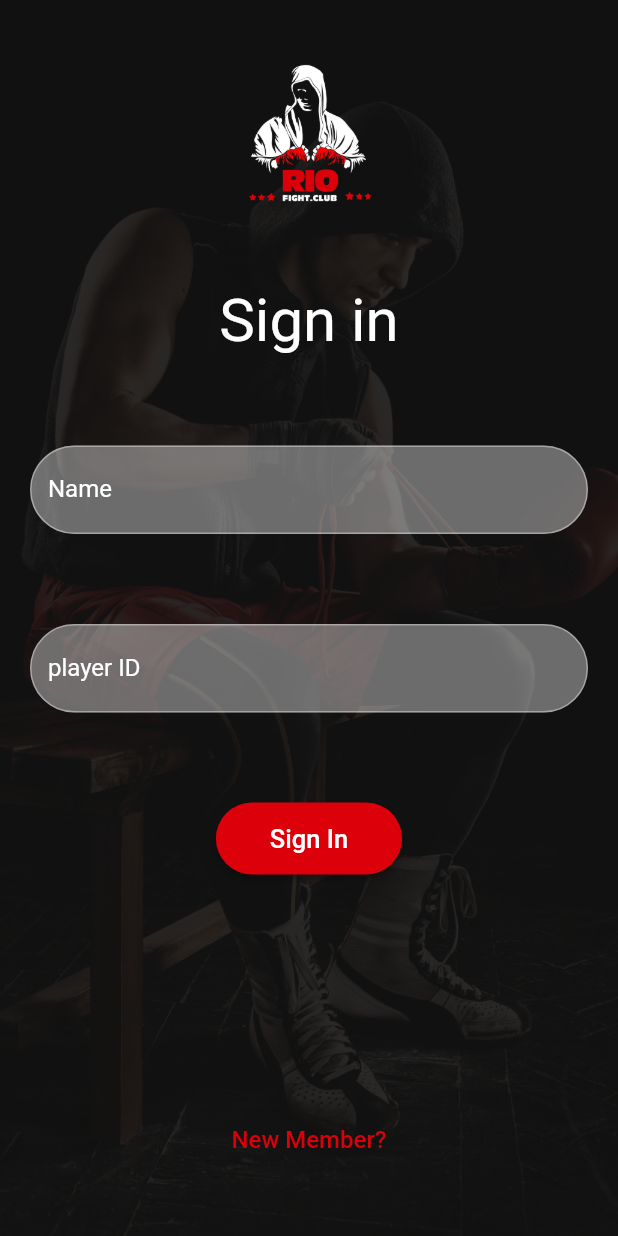
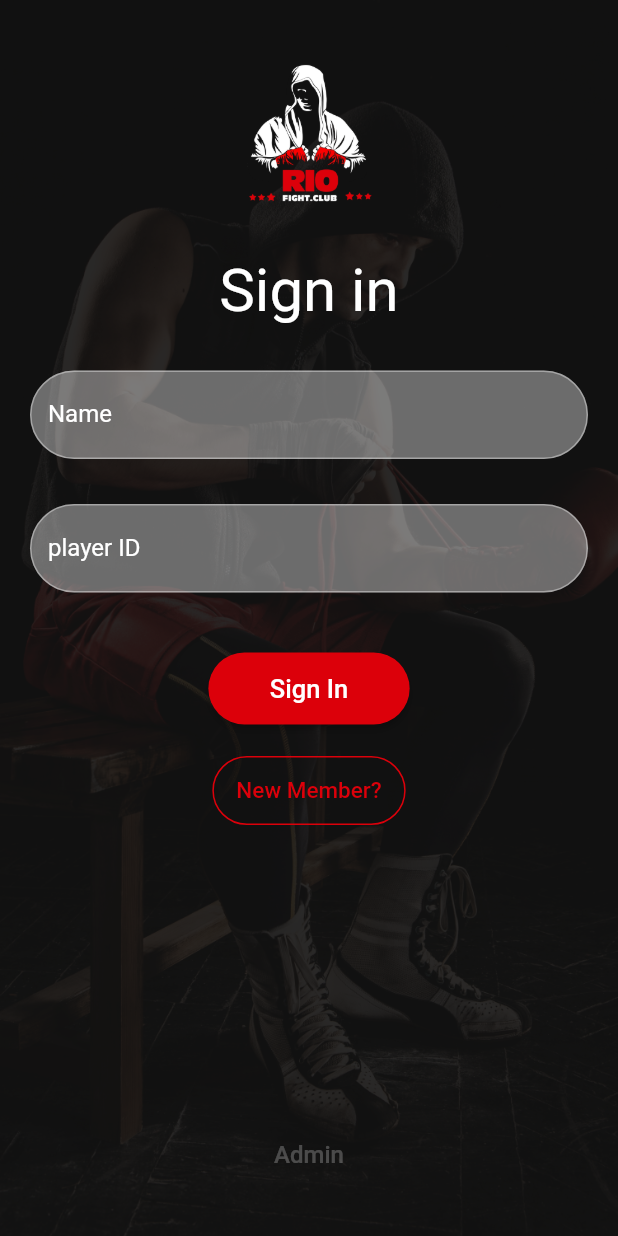
Before and after one commit to mohamedmalek11/rio, a Flutter app: the screen it shows after launch, on a phone screen of 412 x 824 dp. Run offline on Flutter 3.47's test engine with Material 2 defaults, Android fonts, the phone set to English and light mode, and no system bars; our stand-ins replace get.

Commit message:
Changed Sign in page style

```diff
--- a/lib/pages/signin.dart
+++ b/lib/pages/signin.dart
@@ -33,7 +33,7 @@ class _SignInState extends State<SignIn> {
                 padding:
                     EdgeInsets.only(top: 40, right: 20, left: 20, bottom: 30),
 
-                // The Page lelments
+                // The Page Elelments
                 child: Column(
                   children: [
                     Container(
@@ -41,22 +41,22 @@ class _SignInState extends State<SignIn> {
                       child: Image.asset("assets/images/logo2.png"),
                     ),
                     Container(
-                      padding: EdgeInsets.only(top: 50),
+                      padding: EdgeInsets.only(top: 30),
                       child: Text(
                         "Sign in",
                         style: TextStyle(fontSize: 40),
                       ),
                     ),
                     Container(
-                        padding: EdgeInsets.only(top: 60),
+                        padding: EdgeInsets.only(top: 30),
                         child: inputComponent(
                             "Enter your name", "Name", 20, TextInputType.name)),
                     Container(
-                        padding: EdgeInsets.only(top: 60),
+                        padding: EdgeInsets.only(top: 30),
                         child: inputComponent("Enter your player ID",
                             "player ID", 8, TextInputType.number)),
                     Container(
-                        padding: EdgeInsets.only(top: 60),
+                        padding: EdgeInsets.only(top: 40),
                         child: ElevatedButton(
                           style: ElevatedButton.styleFrom(
                               primary: accent1,
@@ -66,26 +66,47 @@ class _SignInState extends State<SignIn> {
                           onPressed: () {},
                           child: Padding(
                             padding: const EdgeInsets.symmetric(
-                                horizontal: 20, vertical: 14),
+                                horizontal: 25, vertical: 14),
                             child: Text(
                               "Sign In",
                               style: TextStyle(fontSize: 17),
                             ),
                           ),
                         )),
+                    Container(
+                      padding: EdgeInsets.only(top: 20),
+                      child: OutlinedButton(
+                        style: OutlinedButton.styleFrom(
+                          side: BorderSide(color: accent1, width: 1),
+                          shape: const RoundedRectangleBorder(
+                              borderRadius:
+                                  BorderRadius.all(Radius.circular(50))),
+                        ),
+                        onPressed: () {
+                          Get.to(() => MyHomePage(),
+                              transition: Transition.native);
+                        },
+                        child: Padding(
+                          padding: const EdgeInsets.symmetric(vertical: 14),
+                          child: Text(
+                            "New Member?",
+                            style: TextStyle(color: accent1, fontSize: 15),
+                          ),
+                        ),
+                      ),
+                    ),
                     Expanded(
-                      flex: 1,
                       child: Container(
                           alignment: Alignment.bottomCenter,
-                          padding: EdgeInsets.only(bottom: 10),
+                          padding: EdgeInsets.only(),
                           child: TextButton(
                             onPressed: () {
                               Get.to(() => MyHomePage(),
                                   transition: Transition.native);
                             },
                             child: Text(
-                              "New Member?",
-                              style: TextStyle(color: accent1, fontSize: 16),
+                              "Admin",
+                              style: TextStyle(color: Colors.white24, fontSize: 16),
                             ),
                           )),
                     ),
```
